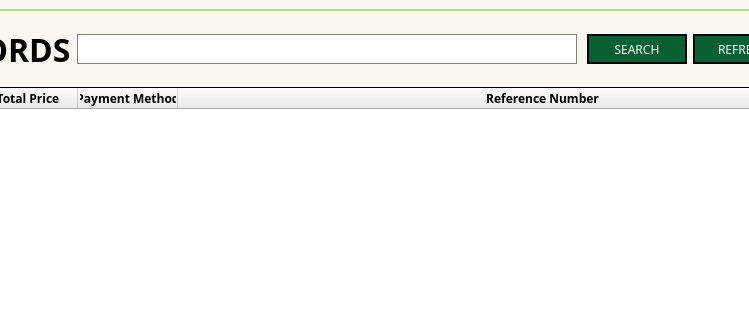
The window that Screens/MainMenuScreens/Records/Transaction_Records.ui (Bideiro/Ranil_project_py) describes before a commit, drawn with Qt 5; both pictures show x 341 to 1090 and y 0 to 320 of the 1267 by 683 pixel window.
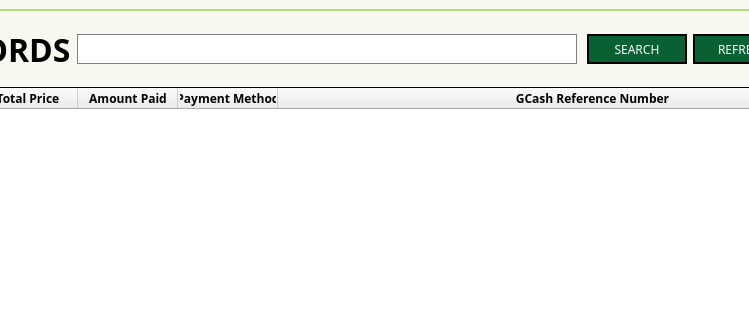
The same window after the commit.

Diff of the .ui file:
```diff
--- a/Screens/MainMenuScreens/Records/Transaction_Records.ui
+++ b/Screens/MainMenuScreens/Records/Transaction_Records.ui
@@ -281,6 +281,17 @@
            </font>
           </property>
          </column>
+         <column>
+          <property name="text">
+           <string>Amount Paid</string>
+          </property>
+          <property name="font">
+           <font>
+            <family>DM Sans</family>
+            <bold>true</bold>
+           </font>
+          </property>
+         </column>
          <column>
           <property name="text">
            <string>Payment Method</string>
@@ -295,7 +306,7 @@
          </column>
          <column>
           <property name="text">
-           <string>Reference Number</string>
+           <string>GCash Reference Number</string>
           </property>
           <property name="font">
            <font>
```
